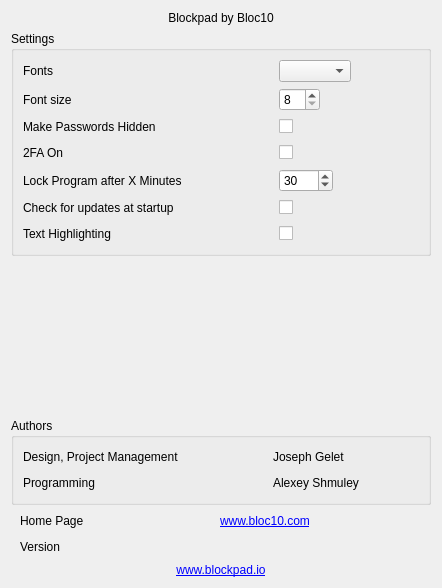
This is settingswgt.ui in Bloc10FinTech/blockpad as Qt 5 draws it before an edit. The edited form follows.
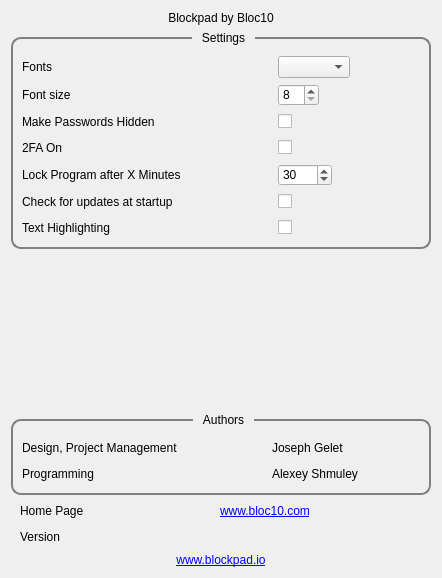
This is the edited form.

Patch:
```diff
--- a/settingswgt.ui
+++ b/settingswgt.ui
@@ -7,14 +7,26 @@
     <x>0</x>
     <y>0</y>
     <width>442</width>
-    <height>550</height>
+    <height>578</height>
    </rect>
   </property>
   <property name="windowTitle">
    <string>BlockPad</string>
   </property>
   <property name="styleSheet">
-   <string notr="true"/>
+   <string notr="true">QGroupBox{
+    border: 2px solid grey;
+    border-radius: 10px;
+    margin-top: 6px;
+    padding-top: 8px;
+}
+
+QGroupBox::title {
+    margin: 0 5px;
+    subcontrol-origin: margin;
+    subcontrol-position: top center;
+    padding: 0 3px;
+}</string>
   </property>
   <layout class="QVBoxLayout" name="verticalLayout_3">
    <item>
```
